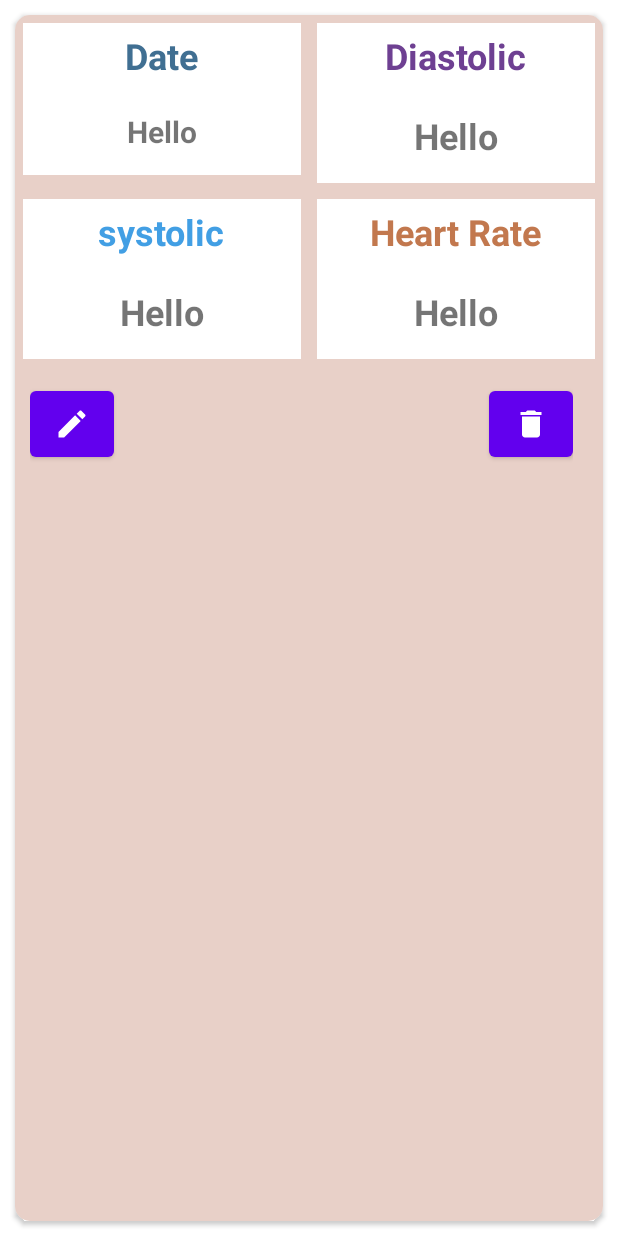
After one commit to joy07092/CardioSync, an Android app: the layout singlerow.xml on its own in the app's theme, with its tools: preview values and no code run, on a phone screen of 412 x 824 dp. The commit adds this screen. Run offline under Robolectric (Android 15) with nearby library versions, the phone set to English and light mode, and no system bars.

Commit message:
Main activity and Recycleview single layout designed

```diff
--- /dev/null
+++ b/app/src/main/res/drawable/ic_baseline_delete_24.xml
@@ -0,0 +1,5 @@
+<vector android:height="24dp" android:tint="#ffffff"
+    android:viewportHeight="24" android:viewportWidth="24"
+    android:width="24dp" xmlns:android="http://schemas.android.com/apk/res/android">
+    <path android:fillColor="@android:color/white" android:pathData="M6,19c0,1.1 0.9,2 2,2h8c1.1,0 2,-0.9 2,-2V7H6v12zM19,4h-3.5l-1,-1h-5l-1,1H5v2h14V4z"/>
+</vector>
--- /dev/null
+++ b/app/src/main/res/drawable/ic_baseline_edit_24.xml
@@ -0,0 +1,5 @@
+<vector android:height="24dp" android:tint="#FFFFFF"
+    android:viewportHeight="24" android:viewportWidth="24"
+    android:width="24dp" xmlns:android="http://schemas.android.com/apk/res/android">
+    <path android:fillColor="@android:color/white" android:pathData="M3,17.25V21h3.75L17.81,9.94l-3.75,-3.75L3,17.25zM20.71,7.04c0.39,-0.39 0.39,-1.02 0,-1.41l-2.34,-2.34c-0.39,-0.39 -1.02,-0.39 -1.41,0l-1.83,1.83 3.75,3.75 1.83,-1.83z"/>
+</vector>
--- a/app/src/main/res/layout/activity_main.xml
+++ b/app/src/main/res/layout/activity_main.xml
@@ -1,18 +1,27 @@
 <?xml version="1.0" encoding="utf-8"?>
-<androidx.constraintlayout.widget.ConstraintLayout xmlns:android="http://schemas.android.com/apk/res/android"
+<RelativeLayout xmlns:android="http://schemas.android.com/apk/res/android"
     xmlns:app="http://schemas.android.com/apk/res-auto"
     xmlns:tools="http://schemas.android.com/tools"
     android:layout_width="match_parent"
     android:layout_height="match_parent"
+    android:id="@+id/Mainactivity"
     tools:context=".MainActivity">
 
-    <TextView
+    <androidx.recyclerview.widget.RecyclerView
+        android:id="@+id/recyclarView"
+        android:layout_width="match_parent"
+        android:layout_height="match_parent"
+        app:layoutManager="androidx.recyclerview.widget.LinearLayoutManager"
+        tools:listitem="@layout/singlerow" />
+
+    <Button
+        android:id="@+id/AddBUttonId"
         android:layout_width="wrap_content"
         android:layout_height="wrap_content"
-        android:text="Hello World!"
-        app:layout_constraintBottom_toBottomOf="parent"
-        app:layout_constraintEnd_toEndOf="parent"
-        app:layout_constraintStart_toStartOf="parent"
-        app:layout_constraintTop_toTopOf="parent" />
+        android:layout_alignParentRight="true"
+        android:layout_alignParentBottom="true"
+        android:layout_marginBottom="10dp"
+        android:padding="10dp"
+        android:text="ADD" />
 
-</androidx.constraintlayout.widget.ConstraintLayout>
+</RelativeLayout>
--- /dev/null
+++ b/app/src/main/res/layout/singlerow.xml
@@ -0,0 +1,203 @@
+<?xml version="1.0" encoding="utf-8"?>
+<RelativeLayout xmlns:android="http://schemas.android.com/apk/res/android"
+    android:layout_width="wrap_content"
+    android:layout_height="wrap_content"
+    xmlns:app="http://schemas.android.com/apk/res-auto">
+
+    <androidx.cardview.widget.CardView
+        android:background="@color/white"
+        android:id="@+id/CardView"
+        android:layout_width="match_parent"
+        android:layout_height="match_parent"
+        android:layout_margin="10dp"
+        app:cardCornerRadius="10dp">
+
+        <RelativeLayout
+            android:layout_width="match_parent"
+            android:layout_height="wrap_content"
+            android:background="#E8D0C8">
+
+            <LinearLayout
+                android:layout_width="match_parent"
+                android:layout_height="match_parent"
+                android:orientation="vertical">
+
+            <LinearLayout
+                android:layout_width="match_parent"
+                android:layout_height="wrap_content"
+                android:orientation="horizontal">
+
+            <LinearLayout
+                android:layout_width="0dp"
+                android:layout_height="wrap_content"
+                android:layout_margin="5dp"
+                android:layout_weight="1"
+                android:background="@color/white"
+                android:orientation="vertical">
+
+            <TextView
+                android:layout_width="wrap_content"
+                android:layout_height="wrap_content"
+                android:layout_gravity="center"
+                android:padding="5dp"
+                android:text="Date"
+                android:textColor="#406F92"
+                android:textSize="24sp"
+                android:textStyle="bold" />
+
+            <TextView
+                android:id="@+id/tvDate"
+                android:layout_width="match_parent"
+                android:layout_height="wrap_content"
+                android:layout_gravity="center"
+                android:layout_margin="10dp"
+                android:background="@color/white"
+                android:gravity="center"
+                android:padding="5dp"
+                android:text="Hello"
+                android:textSize="20sp"
+                android:textStyle="bold" />
+
+            </LinearLayout>
+                <LinearLayout
+                    android:layout_width="0dp"
+                    android:layout_height="wrap_content"
+                    android:layout_margin="5dp"
+                    android:layout_weight="1"
+                    android:background="@color/white"
+                    android:orientation="vertical">
+
+                    <TextView
+                        android:layout_width="wrap_content"
+                        android:layout_height="wrap_content"
+                        android:layout_gravity="center"
+                        android:layout_margin="5dp"
+                        android:text="Diastolic"
+                        android:textColor="#6E4092"
+                        android:textSize="24sp"
+                        android:textStyle="bold" />
+
+                    <TextView
+                        android:id="@+id/tvSystolic"
+                        android:layout_width="match_parent"
+                        android:layout_height="wrap_content"
+                        android:layout_gravity="center"
+                        android:layout_margin="10dp"
+                        android:background="@color/white"
+                        android:gravity="center"
+                        android:padding="5dp"
+                        android:text="Hello"
+                        android:textSize="24sp"
+                        android:textStyle="bold" />
+
+                </LinearLayout>
+            </LinearLayout>
+
+                <LinearLayout
+                    android:layout_width="match_parent"
+                    android:layout_height="wrap_content"
+
+                    android:orientation="horizontal">
+
+                    <LinearLayout
+                        android:layout_width="0dp"
+                        android:layout_height="wrap_content"
+                        android:layout_margin="5dp"
+                        android:layout_weight="1"
+                        android:background="@color/white"
+
+                        android:orientation="vertical">
+
+                        <TextView
+                            android:layout_width="wrap_content"
+                            android:layout_height="wrap_content"
+                            android:layout_gravity="center"
+                            android:padding="5dp"
+                            android:text="systolic"
+                            android:textColor="#429FE4"
+                            android:textSize="24sp"
+                            android:textStyle="bold" />
+
+                        <TextView
+                            android:id="@+id/tvDiastolic"
+                            android:layout_width="match_parent"
+                            android:layout_height="wrap_content"
+                            android:layout_gravity="center"
+                            android:layout_margin="10dp"
+                            android:background="@color/white"
+                            android:gravity="center"
+                            android:padding="5dp"
+                            android:text="Hello"
+                            android:textSize="24sp"
+                            android:textStyle="bold" />
+
+                    </LinearLayout>
+
+                    <LinearLayout
+                        android:layout_width="0dp"
+                        android:layout_height="wrap_content"
+                        android:layout_margin="5dp"
+                        android:layout_weight="1"
+                        android:background="@color/white"
+                        android:orientation="vertical">
+
+                        <TextView
+                            android:layout_width="wrap_content"
+                            android:layout_height="wrap_content"
+                            android:layout_gravity="center"
+                            android:padding="5dp"
+                            android:text="Heart Rate"
+                            android:textColor="#C2784E"
+                            android:textSize="24sp"
+                            android:textStyle="bold" />
+
+                        <TextView
+                            android:id="@+id/tvHeartRate"
+                            android:layout_width="match_parent"
+                            android:layout_height="wrap_content"
+                            android:layout_gravity="center"
+                            android:layout_margin="10dp"
+                            android:background="@color/white"
+                            android:gravity="center"
+                            android:padding="5dp"
+                            android:text="Hello"
+                            android:textSize="24sp"
+                            android:textStyle="bold" />
+
+                    </LinearLayout>
+
+
+                </LinearLayout>
+
+                <LinearLayout
+                    android:layout_width="wrap_content"
+                    android:layout_height="wrap_content"
+                    android:orientation="horizontal"
+                    android:padding="10dp">
+
+                    <Button
+                        android:id="@+id/Edit_buttonId"
+                        android:layout_width="56dp"
+                        android:layout_height="56dp"
+                        android:drawableRight="@drawable/ic_baseline_edit_24"
+
+                        />
+
+                    <Button
+                        android:id="@+id/DeleteBUttonId"
+                        android:layout_width="56dp"
+                        android:layout_height="56dp"
+                        android:layout_marginLeft="250dp"
+                        android:drawableRight="@drawable/ic_baseline_delete_24"
+
+                        />
+
+
+                </LinearLayout>
+            </LinearLayout>
+
+        </RelativeLayout>
+
+
+    </androidx.cardview.widget.CardView>
+</RelativeLayout>
```
